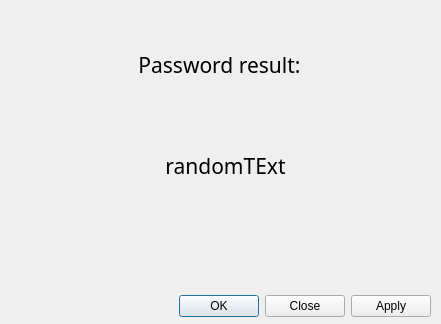
Above: gui/dialogBox.ui from jonlua1/Behavioural_Password_Protection before the change. Below: the same form after it.
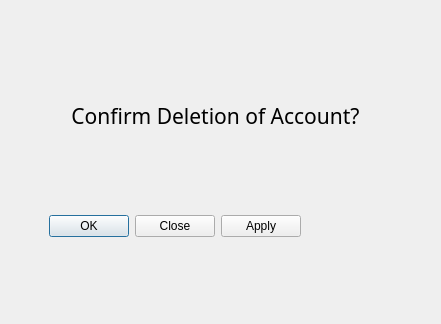
That is the form after the change.

The edit to the form file:
```diff
--- a/gui/dialogBox.ui
+++ b/gui/dialogBox.ui
@@ -13,11 +13,17 @@
   <property name="windowTitle">
    <string>Dialog</string>
   </property>
+  <property name="windowOpacity">
+   <double>1.000000000000000</double>
+  </property>
+  <property name="sizeGripEnabled">
+   <bool>false</bool>
+  </property>
   <widget class="QDialogButtonBox" name="dialogBox">
    <property name="geometry">
     <rect>
-     <x>90</x>
-     <y>290</y>
+     <x>-40</x>
+     <y>210</y>
      <width>341</width>
      <height>32</height>
     </rect>
@@ -32,8 +38,8 @@
   <widget class="QLabel" name="label">
    <property name="geometry">
     <rect>
-     <x>14</x>
-     <y>19</y>
+     <x>10</x>
+     <y>70</y>
      <width>411</width>
      <height>91</height>
     </rect>
@@ -45,38 +51,7 @@
     </font>
    </property>
    <property name="text">
-    <string>Password result:</string>
-   </property>
-   <property name="scaledContents">
-    <bool>false</bool>
-   </property>
-   <property name="alignment">
-    <set>Qt::AlignCenter</set>
-   </property>
-   <property name="margin">
-    <number>5</number>
-   </property>
-  </widget>
-  <widget class="QLabel" name="label_2">
-   <property name="geometry">
-    <rect>
-     <x>20</x>
-     <y>120</y>
-     <width>411</width>
-     <height>91</height>
-    </rect>
-   </property>
-   <property name="font">
-    <font>
-     <family>Trebuchet MS</family>
-     <pointsize>16</pointsize>
-    </font>
-   </property>
-   <property name="cursor">
-    <cursorShape>PointingHandCursor</cursorShape>
-   </property>
-   <property name="text">
-    <string>randomTExt</string>
+    <string>Confirm Deletion of Account?</string>
    </property>
    <property name="scaledContents">
     <bool>false</bool>
```
